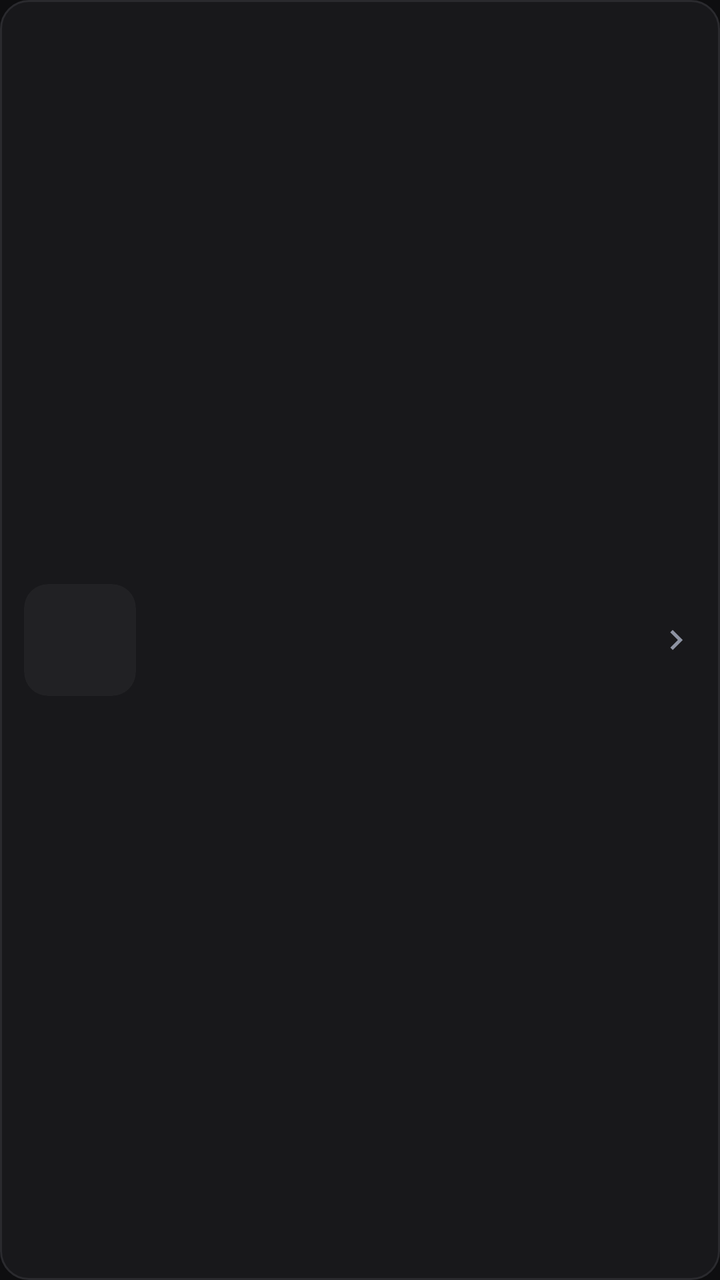
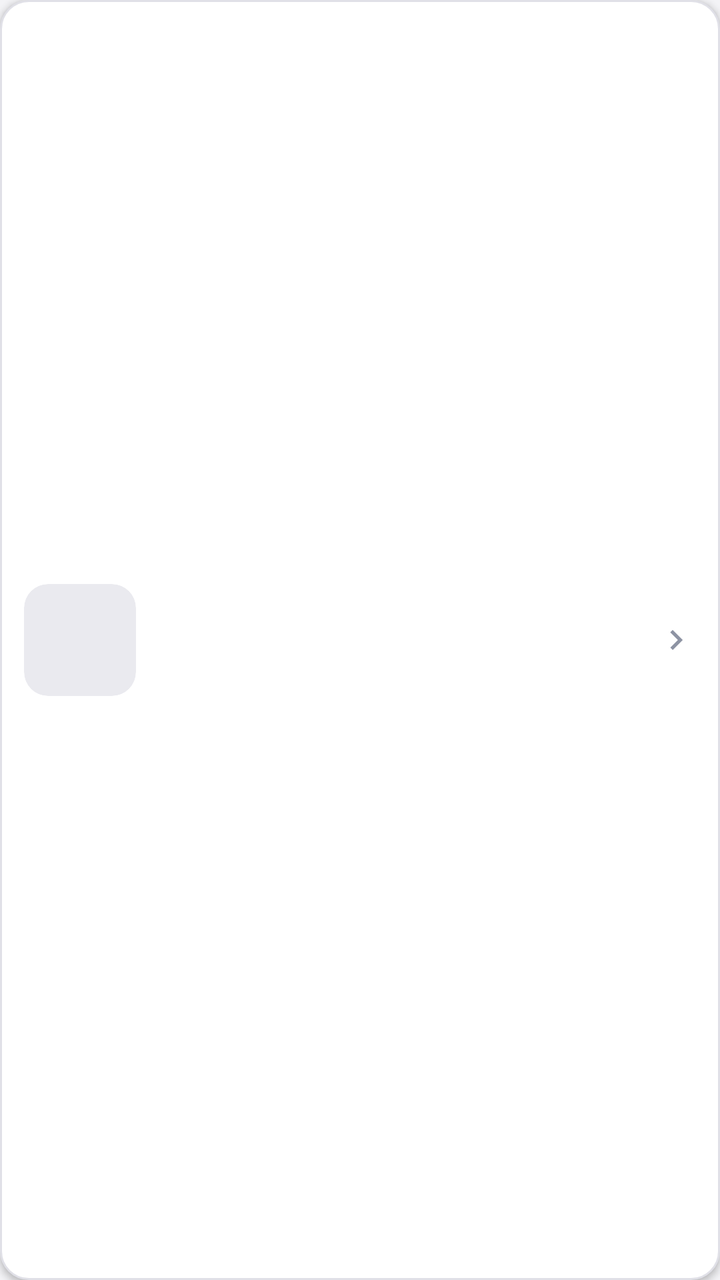

An Android layout rendered at two revisions. The XML below is the earlier revision; the diff shows what the commit changed to produce the second picture.
<!-- AndroidManifest.xml: application theme Theme.GameSettings -->
<!-- res/layout/item_game.xml -->
<?xml version="1.0" encoding="utf-8"?>
<LinearLayout xmlns:android="http://schemas.android.com/apk/res/android"
    xmlns:app="http://schemas.android.com/apk/res-auto"
    android:layout_width="match_parent"
    android:layout_height="wrap_content"
    android:orientation="horizontal"
    android:gravity="center_vertical"
    android:background="@drawable/bg_card"
    android:layout_marginBottom="10dp"
    android:padding="12dp"
    android:clickable="true"
    android:focusable="true"
    android:foreground="@drawable/ripple_game_card">

    <ImageView
        android:id="@+id/game_image"
        android:layout_width="56dp"
        android:layout_height="56dp"
        android:background="@drawable/bg_image_rounded"
        android:clipToOutline="true"
        android:scaleType="centerCrop"
        android:contentDescription="عکس بازی" />

    <TextView
        android:id="@+id/game_name"
        android:layout_width="0dp"
        android:layout_height="wrap_content"
        android:layout_weight="1"
        android:layout_marginStart="14dp"
        android:textSize="16sp"
        android:textStyle="bold"
        android:textColor="@color/text_primary" />

    <ImageView
        android:layout_width="20dp"
        android:layout_height="20dp"
        android:src="@drawable/ic_chevron"
        app:tint="@color/text_secondary" />

</LinearLayout>
<!-- resources referenced by this layout -->
<resources>
  <color name="text_primary">#F5F5F7</color>
  <color name="text_secondary">#9B9BA3</color>
  <!-- drawable bg_card (drawable) -->
  <?xml version="1.0" encoding="utf-8"?>
  <shape xmlns:android="http://schemas.android.com/apk/res/android"
      android:shape="rectangle">
      <solid android:color="@color/surface" />
      <stroke android:width="1dp" android:color="@color/border" />
      <corners android:radius="14dp" />
  </shape>
  <!-- drawable bg_image_rounded (drawable) -->
  <?xml version="1.0" encoding="utf-8"?>
  <shape xmlns:android="http://schemas.android.com/apk/res/android"
      android:shape="rectangle">
      <solid android:color="@color/surface_alt" />
      <corners android:radius="12dp" />
  </shape>
  <!-- drawable ic_chevron (drawable) -->
  <vector xmlns:android="http://schemas.android.com/apk/res/android"
      android:width="24dp"
      android:height="24dp"
      android:viewportWidth="24"
      android:viewportHeight="24"
      android:autoMirrored="true">
      <path
          android:fillColor="#8D93A3"
          android:pathData="M8.59,16.59L13.17,12 8.59,7.41 10,6l6,6 -6,6z" />
  </vector>
  <!-- drawable ripple_game_card (drawable) -->
  <?xml version="1.0" encoding="utf-8"?>
  <ripple xmlns:android="http://schemas.android.com/apk/res/android"
      android:color="#40FFFFFF">
      
  </ripple>
  <style name="Theme.GameSettings" parent="Theme.AppCompat.NoActionBar">
          <item name="colorPrimary">@color/surface</item>
          <item name="colorPrimaryDark">@color/background</item>
          <item name="colorAccent">@color/accent_red</item>
          <item name="android:windowBackground">@color/background</item>
          <item name="android:statusBarColor">@color/background</item>
          <item name="android:navigationBarColor">@color/background</item>
          <item name="android:windowLightStatusBar">false</item>
      </style>
  <color name="surface">#18181B</color>
  <color name="border">#2A2A2E</color>
  <color name="surface_alt">#212124</color>
  <color name="background">#0E0E10</color>
  <color name="accent_red">#FF3B41</color>
</resources>

<!-- the commit's change to res/layout/item_game.xml (unified diff, before → after) -->
@@ -10,6 +10,8 @@
     android:padding="12dp"
     android:clickable="true"
     android:focusable="true"
+    android:elevation="2dp"
+    android:stateListAnimator="@animator/card_press"
     android:foreground="@drawable/ripple_game_card">
 
     <ImageView
<!-- resource entries referenced after the edit -->
@@ -1,7 +1,7 @@
 <!-- resources referenced by this layout -->
 <resources>
-  <color name="text_primary">#F5F5F7</color>
-  <color name="text_secondary">#9B9BA3</color>
+  <color name="text_primary">#15151A</color>
+  <color name="text_secondary">#6B6B76</color>
   <!-- drawable bg_card (drawable) -->
   <?xml version="1.0" encoding="utf-8"?>
   <shape xmlns:android="http://schemas.android.com/apk/res/android"
@@ -31,22 +31,30 @@
   <!-- drawable ripple_game_card (drawable) -->
   <?xml version="1.0" encoding="utf-8"?>
   <ripple xmlns:android="http://schemas.android.com/apk/res/android"
-      android:color="#40FFFFFF">
+      android:color="@color/ripple">
       
+      <item android:id="@android:id/mask">
+          <shape android:shape="rectangle">
+              <solid android:color="@color/white" />
+              <corners android:radius="14dp" />
+          </shape>
+      </item>
   </ripple>
-  <style name="Theme.GameSettings" parent="Theme.AppCompat.NoActionBar">
+  <style name="Theme.GameSettings" parent="Theme.AppCompat.DayNight.NoActionBar">
           <item name="colorPrimary">@color/surface</item>
           <item name="colorPrimaryDark">@color/background</item>
           <item name="colorAccent">@color/accent_red</item>
           <item name="android:windowBackground">@color/background</item>
           <item name="android:statusBarColor">@color/background</item>
           <item name="android:navigationBarColor">@color/background</item>
-          <item name="android:windowLightStatusBar">false</item>
+          <item name="android:windowLightStatusBar">@bool/light_system_bars</item>
       </style>
-  <color name="surface">#18181B</color>
-  <color name="border">#2A2A2E</color>
-  <color name="surface_alt">#212124</color>
-  <color name="background">#0E0E10</color>
-  <color name="accent_red">#FF3B41</color>
+  <color name="surface">#FFFFFF</color>
+  <color name="border">#E0E0E7</color>
+  <color name="surface_alt">#EAEAEF</color>
+  <color name="ripple">#1A000000</color>
+  <color name="white">#FFFFFF</color>
+  <color name="background">#F3F3F6</color>
+  <color name="accent_red">#E31E24</color>
 </resources>
 
